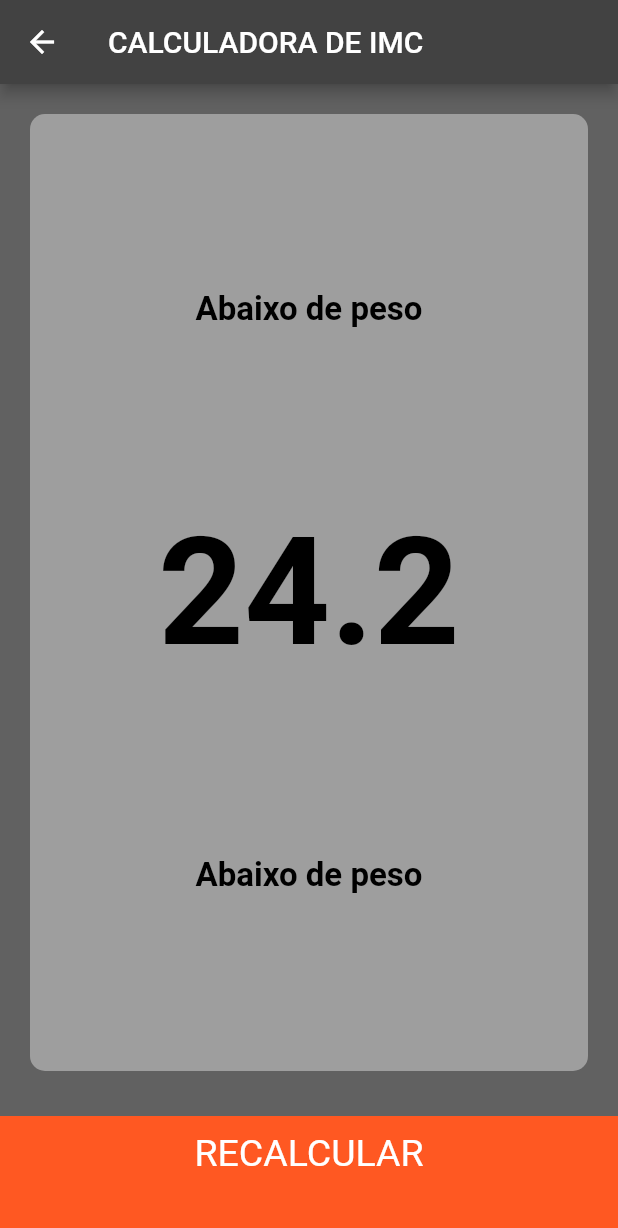
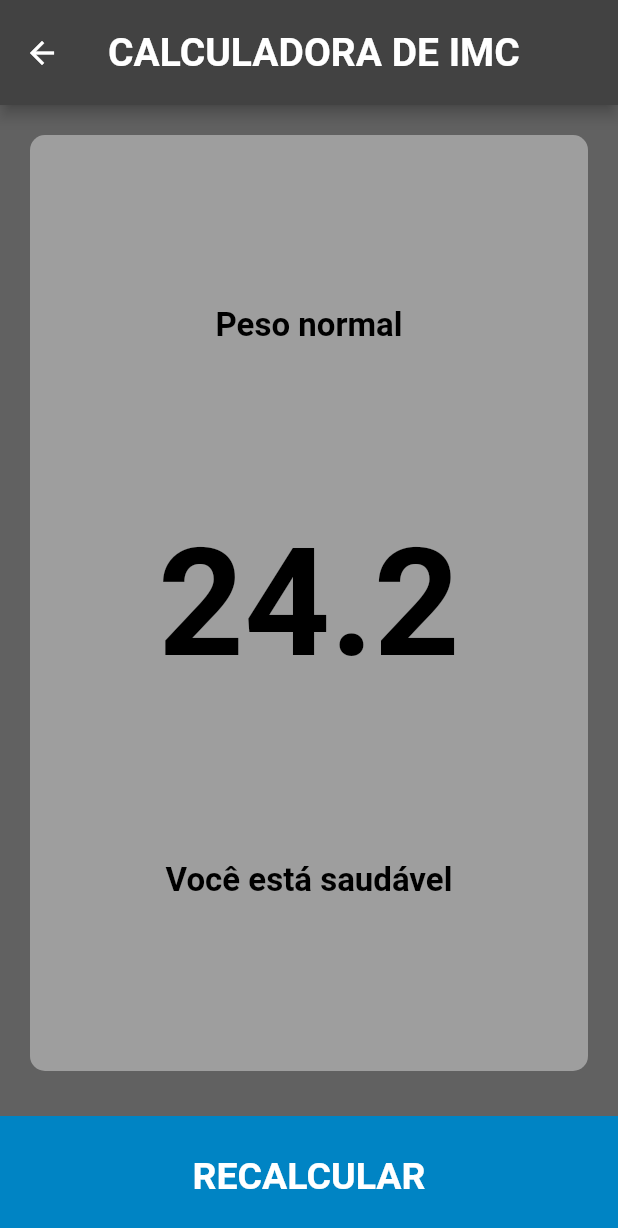
Before and after one commit to RodrigoBJJ94/calculadora-de-imc-flutter, a Flutter app: the screen it shows after launch, after a tap on "CALCULAR", on a phone screen of 412 x 824 dp. Shown: the top 1228 px of the screen. Run offline on Flutter 3.47's test engine with Material 2 defaults, Android fonts, the light colour scheme and no system bars; our stand-ins replace font_awesome_flutter.

Commit message:
Version 1.0

```diff
--- a/lib/calculator_imc.dart
+++ b/lib/calculator_imc.dart
@@ -11,26 +11,32 @@ class CalculatorIMC {
   }
 
   String getTitle() {
-    double imc = weight / (height * height);
+    double imc = weight / (height * height) * 10000;
 
-    if (imc > 25) {
-      return 'Acima do peso';
-    } else if (imc > 18.5) {
+    if (imc < 17) {
+      return 'Muito abaixo do peso';
+    } else if (imc >= 17 && imc < 18.5) {
+      return 'Ligeiramente abaixo do peso';
+    } else if (imc >= 18.5 && imc < 25) {
       return 'Peso normal';
+    } else if (imc >= 25 && imc < 30) {
+      return 'Ligeiramente acima do peso';
+    } else if (imc >= 30 && imc < 35) {
+      return 'Obesidade';
+    } else if (imc >= 35 && imc < 40) {
+      return 'Obesidade severa';
     } else {
-      return 'Abaixo de peso';
+      return 'Obesidade mórbida';
     }
   }
 
   String getCaption() {
-    double imc = weight / (height * height);
+    double imc = weight / (height * height) * 10000;
 
-    if (imc > 25) {
-      return 'Acima do peso';
-    } else if (imc > 18.5) {
-      return 'Peso normal';
+    if (imc >= 17 && imc < 30) {
+      return 'Você está saudável';
     } else {
-      return 'Abaixo de peso';
+      return 'Você não está saudável';
     }
   }
 }
--- a/lib/icon_content.dart
+++ b/lib/icon_content.dart
@@ -1,10 +1,15 @@
 import 'package:flutter/material.dart';
 
 class IconContent extends StatelessWidget {
-  const IconContent({Key? key, required this.icon, required this.description})
+  const IconContent(
+      {Key? key,
+      required this.icon,
+      required this.description,
+      required this.colorGender})
       : super(key: key);
   final IconData icon;
   final String description;
+  final Color colorGender;
 
   @override
   Widget build(BuildContext context) {
@@ -14,6 +19,7 @@ class IconContent extends StatelessWidget {
         Icon(
           icon,
           size: 95,
+          color: colorGender,
         ),
         const SizedBox(
           height: 15,
--- a/lib/main_screen.dart
+++ b/lib/main_screen.dart
@@ -30,8 +30,12 @@ class _MainScreenState extends State<MainScreen> {
   Widget build(BuildContext context) {
     return Scaffold(
       appBar: AppBar(
+        toolbarHeight: 70,
         backgroundColor: const Color(0xFF9E9E9E),
-        title: const Text('IMC CALCULATOR'),
+        title: const Text(
+          'CALCULADORA DE IMC',
+          style: TextStyle(fontSize: 26, fontWeight: FontWeight.bold),
+        ),
         centerTitle: true,
       ),
       body: Column(
@@ -51,8 +55,10 @@ class _MainScreenState extends State<MainScreen> {
                           ? activeColorCard
                           : inactiveColorCard,
                       cardChild: const IconContent(
-                          icon: FontAwesomeIcons.mars,
-                          description: 'MASCULINO'),
+                        icon: FontAwesomeIcons.mars,
+                        description: 'MASCULINO',
+                        colorGender: Color(0xFF0084C4),
+                      ),
                     ),
                   ),
                 ),
@@ -68,8 +74,10 @@ class _MainScreenState extends State<MainScreen> {
                           ? activeColorCard
                           : inactiveColorCard,
                       cardChild: const IconContent(
-                          icon: FontAwesomeIcons.venus,
-                          description: 'FEMININO'),
+                        icon: FontAwesomeIcons.venus,
+                        description: 'FEMININO',
+                        colorGender: Color(0xFFff0F9B),
+                      ),
                     ),
                   ),
                 ),
@@ -109,7 +117,7 @@ class _MainScreenState extends State<MainScreen> {
                           ],
                         ),
                         Slider(
-                          activeColor: const Color(0xFFFF5822),
+                          activeColor: const Color(0xFF0084C4),
                           inactiveColor: const Color(0xFF8D8E98),
                           value: height.toDouble(),
                           min: 120,
@@ -141,7 +149,7 @@ class _MainScreenState extends State<MainScreen> {
                           style: TextStyle(fontSize: 20, color: Colors.black),
                         ),
                         Text(
-                          weight.toString(),
+                          weight.abs().toString(),
                           style: const TextStyle(
                             fontSize: 50,
                             fontWeight: FontWeight.bold,
@@ -194,7 +202,7 @@ class _MainScreenState extends State<MainScreen> {
                           style: TextStyle(fontSize: 20, color: Colors.black),
                         ),
                         Text(
-                          age.toString(),
+                          age.abs().toString(),
                           style: const TextStyle(
                             fontSize: 50,
                             fontWeight: FontWeight.bold,
@@ -258,12 +266,11 @@ class _MainScreenState extends State<MainScreen> {
               child: const Center(
                 child: Text(
                   'CALCULAR',
-                  style: TextStyle(fontSize: 25),
+                  style: TextStyle(fontSize: 25, fontWeight: FontWeight.bold),
                 ),
               ),
-              color: const Color(0xFFFF5822),
+              color: const Color(0xFF0084C4),
               margin: const EdgeInsets.only(top: 10),
-              padding: const EdgeInsets.only(bottom: 30),
               width: double.infinity,
               height: 80,
             ),
--- a/lib/result_screen.dart
+++ b/lib/result_screen.dart
@@ -16,7 +16,12 @@ class Result extends StatelessWidget {
   Widget build(BuildContext context) {
     return Scaffold(
       appBar: AppBar(
-        title: const Text('CALCULADORA DE IMC'),
+        toolbarHeight: 70,
+        title: const Text(
+          'CALCULADORA DE IMC',
+          style: TextStyle(fontSize: 26, fontWeight: FontWeight.bold),
+        ),
+        centerTitle: true,
       ),
       body: Column(
         mainAxisAlignment: MainAxisAlignment.spaceEvenly,
@@ -65,12 +70,11 @@ class Result extends StatelessWidget {
               child: const Center(
                 child: Text(
                   'RECALCULAR',
-                  style: TextStyle(fontSize: 25),
+                  style: TextStyle(fontSize: 25, fontWeight: FontWeight.bold),
                 ),
               ),
-              color: const Color(0xFFFF5822),
+              color: const Color(0xFF0084C4),
               margin: const EdgeInsets.only(top: 10),
-              padding: const EdgeInsets.only(bottom: 30),
               width: double.infinity,
               height: 80,
             ),
```
